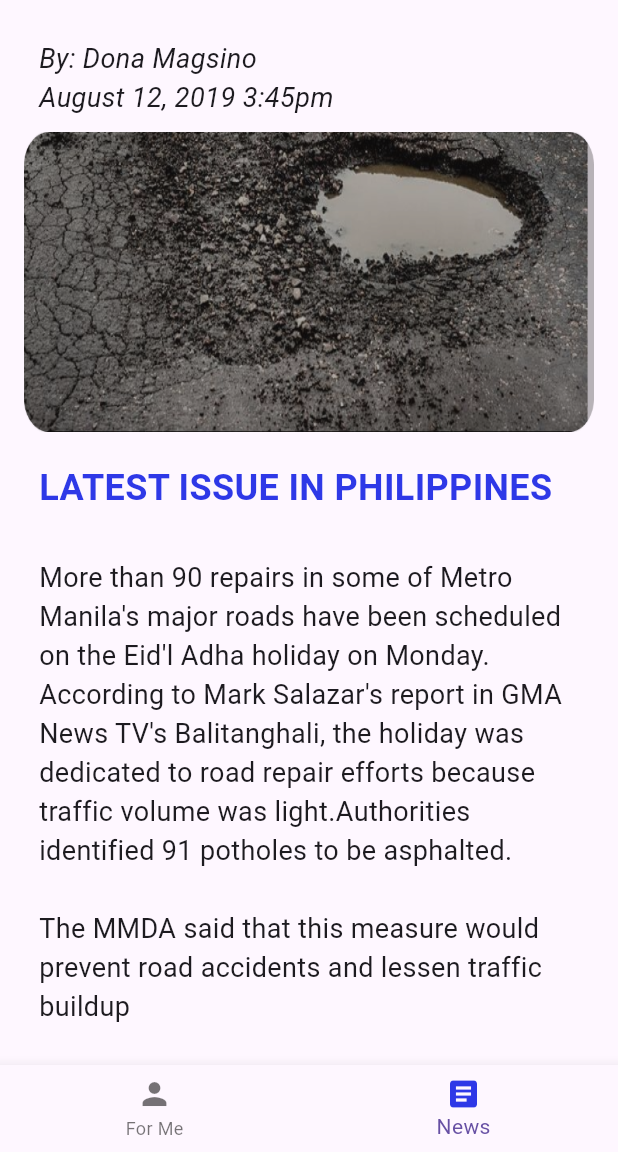
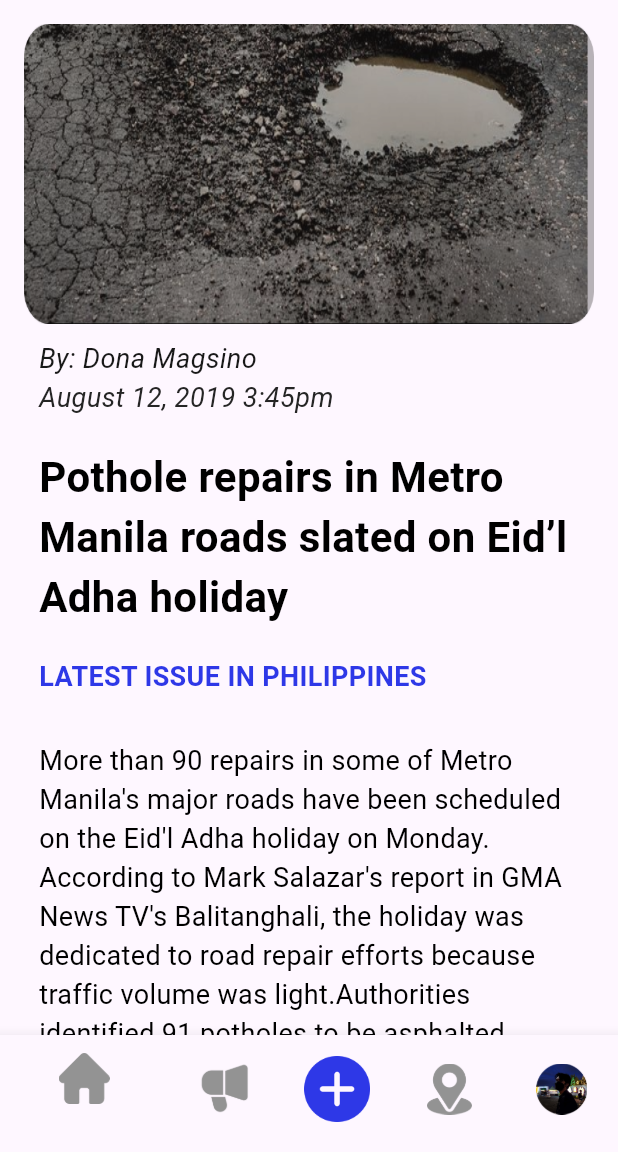
Before and after one commit to hirajya/communify, a Flutter app: the screen it shows after launch, after a tap on "Pothole repairs in Metro Manila roads sl", on a phone screen of 412 x 824 dp, the part 84-1236 px from its top. Run offline on Flutter 3.47's test engine with Material 3 defaults, Android fonts, the phone set to English and light mode, and no system bars; our stand-ins replace flutter_svg, get, iconsax, logger, smooth_page_indicator.

Commit message:
NEWSFINAAALL
newsfinaaall

```diff
--- a/lib/features/authentication/screens/news/News.dart
+++ b/lib/features/authentication/screens/news/News.dart
@@ -62,27 +62,53 @@ class News extends StatelessWidget {
               ),
             ),
             LocalNews(),
-
           ],
-
         ),
         bottomNavigationBar: BottomNavigationBar(
-        items: const [
+          items: <BottomNavigationBarItem>[
             BottomNavigationBarItem(
-            icon: Icon(Icons.person, color: Color(0xFF2E38E7)), // Icon for "For Me"
-
-            label: 'For Me',
+              icon: Image.asset(
+                'assets/images/news_images/home (3) 1.png',
+                width: 34,
+                height: 34,
+              ),
+              label: 'Home',
             ),
             BottomNavigationBarItem(
-            icon: Icon(Icons.article), // Icon for "News"
-            label: 'News',
+              icon: Image.asset(
+                'assets/images/news_images/megaphone 1.png',
+                width: 34,
+                height: 34,
+              ),
+              label: 'Megaphone',
+            ),
+
+            BottomNavigationBarItem(
+              icon: Image.asset(
+                'assets/images/news_images/plus 1.png',
+                width: 44,
+                height: 44,
+              ),
+              label: 'Add',
+            ),
+            BottomNavigationBarItem(
+              icon: Image.asset(
+                'assets/images/news_images/location (2) 1.png',
+                width: 34,
+                height: 34,
+              ),
+              label: 'Location',
+            ),
+            BottomNavigationBarItem(
+              icon: Image.asset(
+                'assets/images/news_images/profile.png',
+                width: 34,
+                height: 34,
+              ),
+              label: 'Profile',
             ),
           ],
-
-         )
-
-    );
-
+        ));
   }
 
   // ignore: non_constant_identifier_names
@@ -106,9 +132,7 @@ class News extends StatelessWidget {
                   if (index >= 0 && index < newsproduct.length) {
                     return ItemCardLocal(
                       newsProduct: newsproduct[index],
-                      press: () {
-
-                      },
+                      press: () {},
                     );
                   } else {
                     return const SizedBox();
@@ -119,7 +143,6 @@ class News extends StatelessWidget {
           ),
         ],
       ),
-
     );
   }
 
@@ -150,9 +173,10 @@ class News extends StatelessWidget {
             height: 40,
             child: IconButton(
               onPressed: () {},
-              icon: SvgPicture.asset(
-                'assets/logos/search.svg',
-                color: const Color.fromARGB(255, 0, 0, 0),
+              icon: Image.asset(
+                'assets/images/news_images/notification 1.png',
+                height: 60,
+                width: 60,
               ),
             ),
           ),
@@ -211,7 +235,7 @@ class ItemCardLocal extends StatelessWidget {
               boxShadow: [
                 BoxShadow(
                   color: Colors.black.withOpacity(0.3), // Shadow color
-                  blurRadius: 5, // Spread of the shadow
+                  blurRadius: 5,
                   offset: Offset(0, 2), // Offset of the shadow
                 ),
               ],
--- a/lib/features/authentication/screens/news/NewsDetails.dart
+++ b/lib/features/authentication/screens/news/NewsDetails.dart
@@ -15,22 +15,18 @@ class NewsDeets extends StatelessWidget {
             children: [
               Image.asset(
                 'assets/images/news_images/Title logo.png',
-              width: 164, // Adjust width as needed
-              height: 104, // Adjust height as needed
+                width: 164,
+                height: 104,
               ),
             ],
           ),
           actions: [
             IconButton(
-            onPressed: () {
-              // Handle favorite icon pressed
-            },
+              onPressed: () {},
               icon: const Icon(Icons.favorite_border),
             ),
             IconButton(
-            onPressed: () {
-              // Handle share icon pressed
-            },
+              onPressed: () {},
               icon: const Icon(Icons.share),
             ),
           ],
@@ -40,6 +36,14 @@ class NewsDeets extends StatelessWidget {
           child: Column(
             crossAxisAlignment: CrossAxisAlignment.start,
             children: [
+
+              Image.asset(
+                newsProduct.image,
+                width: 500,
+                height: 200,
+                fit: BoxFit.fill,
+              ),
+
                const SizedBox(height: 10),
               Padding(
                 padding: const EdgeInsets.only(left: 10.0),
@@ -48,6 +52,7 @@ class NewsDeets extends StatelessWidget {
                   style: const TextStyle(
                     fontSize: 18,
                     fontStyle: FontStyle.italic,
+                    color: Color.fromARGB(255, 24, 24, 24),
                   ),
                 ),
               ),
@@ -58,22 +63,31 @@ class NewsDeets extends StatelessWidget {
                   style: const TextStyle(
                     fontSize: 18,
                     fontStyle: FontStyle.italic,
+                    color: Color.fromARGB(
+                        255, 37, 37, 37), // Change text color here
                   ),
                 ),
               ),
-            Image.asset(
-              newsProduct.image,
-              width: 500,
-              height: 200,
-              fit: BoxFit.fill,
+              const SizedBox(height: 10), // Added space after the image
+              Padding(
+                padding: const EdgeInsets.only(left: 10.0),
+                child: Text(
+                  newsProduct.title, // Displaying the title
+                  style: const TextStyle(
+                    fontSize: 28,
+                    fontWeight: FontWeight.bold,
+                    color: Colors.black, // Adjust title color as needed
                   ),
+                ),
+              ),
+
               const SizedBox(height: 20),
               const Padding(
                 padding: const EdgeInsets.only(left: 10.0, bottom: 10),
                 child: Text(
                   'LATEST ISSUE IN PHILIPPINES',
                   style: TextStyle(
-                  fontSize: 24,
+                    fontSize: 18,
                     fontWeight: FontWeight.bold,
                     color: Color(0xFF2E38E7),
                   ),
@@ -86,6 +100,8 @@ class NewsDeets extends StatelessWidget {
                   newsProduct.description,
                   style: const TextStyle(
                     fontSize: 18,
+                    color:
+                        Color.fromARGB(255, 0, 0, 0), // Change text color here
                   ),
                 ),
               ),
@@ -93,25 +109,48 @@ class NewsDeets extends StatelessWidget {
           ),
         ),
         bottomNavigationBar: BottomNavigationBar(
-        currentIndex: 1,
-        items: const <BottomNavigationBarItem>[
+          items: <BottomNavigationBarItem>[
             BottomNavigationBarItem(
-            icon: const Icon(Icons.person),
-            label: 'For Me',
+              icon: Image.asset(
+                'assets/images/news_images/home (3) 1.png',
+                width: 34,
+                height: 34,
+              ),
+              label: 'Home',
             ),
             BottomNavigationBarItem(
-            icon: Icon(Icons.article, color: Color(0xFF2E38E7)),
-            label: 'News',
+              icon: Image.asset(
+                'assets/images/news_images/megaphone 1.png',
+                width: 34,
+                height: 34,
+              ),
+              label: 'Megaphone',
+            ),
+            BottomNavigationBarItem(
+              icon: Image.asset(
+                'assets/images/news_images/plus 1.png',
+                width: 44,
+                height: 44,
+              ),
+              label: 'Add',
+            ),
+            BottomNavigationBarItem(
+              icon: Image.asset(
+                'assets/images/news_images/location (2) 1.png',
+                width: 34,
+                height: 34,
+              ),
+              label: 'Location',
+            ),
+            BottomNavigationBarItem(
+              icon: Image.asset(
+                'assets/images/news_images/profile.png',
+                width: 34,
+                height: 34,
+              ),
+              label: 'Profile',
             ),
           ],
-        onTap: (int index) {
-          if (index == 0) {
-            // Handle navigation to "For Me" screen
-          } else if (index == 1) {
-            // Handle navigation to "News" screen (current screen)
-          }
-        },
-      ),
-    );
+        ));
   }
 }
--- a/lib/models/news/NewsProduct.dart
+++ b/lib/models/news/NewsProduct.dart
@@ -25,7 +25,8 @@ List<NewsProduct> newsproduct = [
       date: 'August 12, 2019 3:45pm',
       description: news1,
       image: 'assets/images/news_images/Rectangle 4.png',
-      color: Color.fromARGB(109, 118, 126, 0)),
+        color: Color(0xFFEDEDED), // Change color here
+),
   NewsProduct(
       id: 2,
       title: "Spaghetti wires are threat to safety, eyesore in Metro Manila",
@@ -33,7 +34,8 @@ List<NewsProduct> newsproduct = [
       date: 'February 28, 2019 1:43am',
       description: news2,
       image: 'assets/images/news_images/Rectangle 6.png',
-      color: Color.fromARGB(109, 118, 126, 0)),
+        color: Color(0xFFEDEDED), // Change color here
+),
 ];
 
 List<NewsProduct> newsproduct2 = [
@@ -61,4 +63,4 @@ String news1 =
     "More than 90 repairs in some of Metro Manila's major roads have been scheduled on the Eid'l Adha holiday on Monday. \nAccording to Mark Salazar's report in GMA News TV's Balitanghali, the holiday was dedicated to road repair efforts because traffic volume was light.Authorities identified 91 potholes to be asphalted. \n\nThe MMDA said that this measure would prevent road accidents and lessen traffic buildup";
 
 String news2 =
-    "The cable wires, many hanging loosely, from street posts pose as serious threats to the safety of pedestrians and residents in some parts of Metro Manila. \nIn an episode of GMA News TV's Brigada, Cesar Apolinario reported about the situation in Isla Puting Bato in Tondo, Manila where electric cable wires are obstructing the way. \n Nahihirapan po talaga 'yung mga residente namin dito dahil unang-una, syempre 'yung kasiguraduhan din ng mga nakatira dito, dahil katulad nga niyan na talagang super baba na, said Rebecca Sanchez, a purok leader in the area. \nThe wires have gone down below their original installation height after some residents tampered with these when they encounter electrical problems, she added. \nA 68-year-old carpenter living in the compound almost lost his life after the roof of the kuliglig vehicle he was riding got entangled with the drooping wires. \n Pinahinto ng driver dahil mapuputol 'yung kuryente. Kung tinuluy-tuloy niya, mapuputol 'yung kuryente, patay kami, the victim Roberto Aday said. \nOn the other hand, this danger doesn't seem to bother the residents of Barangay Damayang Lagi in Quezon City where convoluted electric cable wires also abound. \nThey casually hang their clothes on the wires.";
+    "The cable wires, many hanging loosely, from street posts pose as serious threats to the safety of pedestrians and residents in some parts of Metro Manila. \n\nIn an episode of GMA News TV's Brigada, Cesar Apolinario reported about the situation in Isla Puting Bato in Tondo, Manila where electric cable wires are obstructing the way. \n\nNahihirapan po talaga 'yung mga residente namin dito dahil unang-una, syempre 'yung kasiguraduhan din ng mga nakatira dito, dahil katulad nga niyan na talagang super baba na, said Rebecca Sanchez, a purok leader in the area. \n\nThe wires have gone down below their original installation height after some residents tampered with these when they encounter electrical problems, she added. \n\nA 68-year-old carpenter living in the compound almost lost his life after the roof of the kuliglig vehicle he was riding got entangled with the drooping wires. \n\n Pinahinto ng driver dahil mapuputol 'yung kuryente. Kung tinuluy-tuloy niya, mapuputol 'yung kuryente, patay kami, the victim Roberto Aday said. \n\nOn the other hand, this danger doesn't seem to bother the residents of Barangay Damayang Lagi in Quezon City where convoluted electric cable wires also abound. \n\nThey casually hang their clothes on the wires.";
```
Also changed, not shown: assets/images/news_images/home (3) 1.png (added), assets/images/news_images/location (2) 1.png (added), assets/images/news_images/megaphone 1.png (added), assets/images/news_images/notification 1.png (added), assets/images/news_images/plus 1.png (added), assets/images/news_images/profile.png (added). Lines whose indentation alone changed are shown as unchanged.
